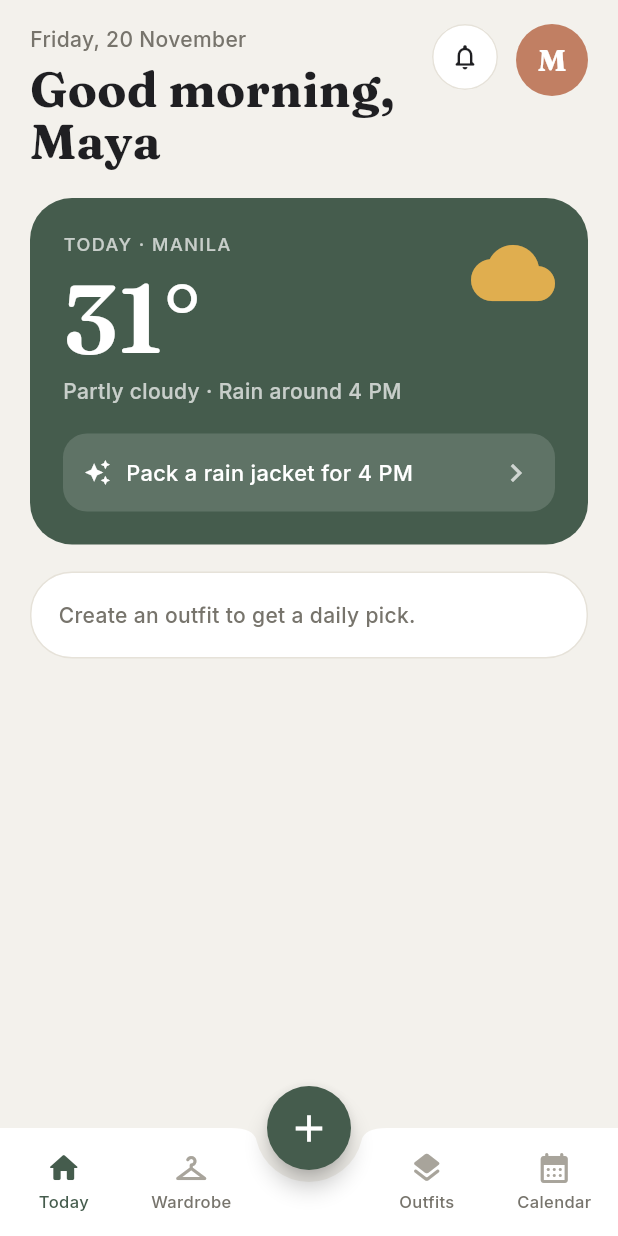
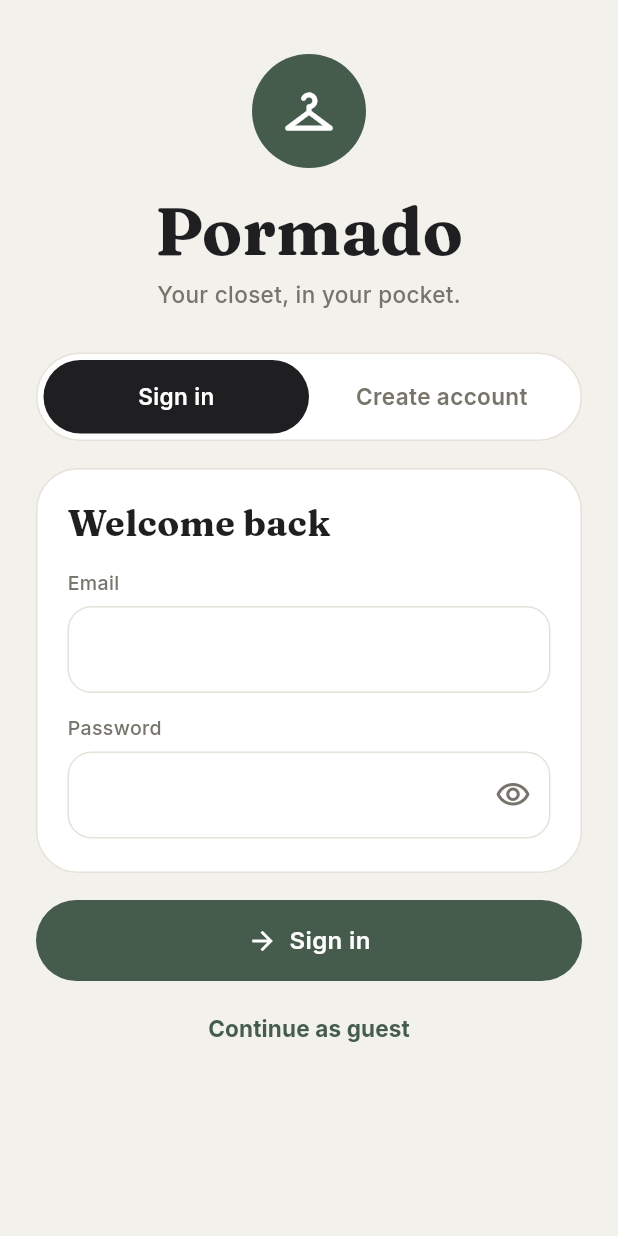
Before and after one commit to jmatthew0/Pormado, a Flutter app: the screen it shows after launch, on a phone screen of 412 x 824 dp. Run offline on Flutter 3.47's test engine with Material 3 defaults, Android fonts, the phone set to English and light mode, and no system bars; our stand-ins replace google_fonts, image_picker, shared_preferences.

Commit message:
Add login: sign in, create account and guest mode

```diff
--- /dev/null
+++ b/lib/auth.dart
@@ -0,0 +1,97 @@
+import 'dart:convert';
+import 'dart:math';
+import 'package:crypto/crypto.dart';
+import 'package:flutter/foundation.dart';
+import 'package:shared_preferences/shared_preferences.dart';
+
+/// Simple on-device account (name, email, salted password hash).
+/// It lives on this phone only. Swap for Firebase/Supabase when you add a backend.
+class Auth extends ChangeNotifier {
+  bool loaded = false;
+  bool signedIn = false;
+  bool guest = false;
+  String name = '';
+  String email = '';
+  SharedPreferences? _p;
+
+  String get displayName => guest
+      ? 'Guest'
+      : (name.trim().isEmpty ? 'there' : name.trim().split(' ').first);
+  String get initial =>
+      displayName.isEmpty ? '?' : displayName[0].toUpperCase();
+
+  Future<void> load() async {
+    _p = await SharedPreferences.getInstance();
+    signedIn = _p!.getBool('session') ?? false;
+    guest = _p!.getBool('guest') ?? false;
+    name = _p!.getString('acct_name') ?? '';
+    email = _p!.getString('acct_email') ?? '';
+    loaded = true;
+    notifyListeners();
+  }
+
+  String _hash(String salt, String pw) =>
+      sha256.convert(utf8.encode('$salt:$pw')).toString();
+
+  Future<String?> signUp(String name, String email, String pw) async {
+    name = name.trim();
+    email = email.trim().toLowerCase();
+    if (name.isEmpty) return 'Please enter your name';
+    if (!RegExp(r'^[^@\s]+@[^@\s]+\.[^@\s]+$').hasMatch(email))
+      return 'Enter a valid email address';
+    if (pw.length < 6) return 'Password must be at least 6 characters';
+    if ((_p!.getString('acct_email') ?? '').isNotEmpty) {
+      return 'An account already exists on this phone. Sign in instead.';
+    }
+    final rnd = Random.secure();
+    final salt =
+        base64Url.encode(List<int>.generate(16, (_) => rnd.nextInt(256)));
+    await _p!.setString('acct_name', name);
+    await _p!.setString('acct_email', email);
+    await _p!.setString('acct_salt', salt);
+    await _p!.setString('acct_hash', _hash(salt, pw));
+    await _startSession(guest: false);
+    return null;
+  }
+
+  Future<String?> signIn(String email, String pw) async {
+    email = email.trim().toLowerCase();
+    final saved = _p!.getString('acct_email');
+    if (saved == null || saved.isEmpty)
+      return 'No account on this phone yet. Create one first.';
+    final salt = _p!.getString('acct_salt') ?? '';
+    if (saved != email || _hash(salt, pw) != _p!.getString('acct_hash'))
+      return 'Incorrect email or password';
+    await _startSession(guest: false);
+    return null;
+  }
+
+  Future<void> continueAsGuest() => _startSession(guest: true);
+
+  Future<void> _startSession({required bool guest}) async {
+    this.guest = guest;
+    signedIn = true;
+    name = _p!.getString('acct_name') ?? '';
+    email = _p!.getString('acct_email') ?? '';
+    await _p!.setBool('session', true);
+    await _p!.setBool('guest', guest);
+    notifyListeners();
+  }
+
+  Future<void> signOut() async {
+    signedIn = false;
+    guest = false;
+    await _p!.setBool('session', false);
+    await _p!.setBool('guest', false);
+    notifyListeners();
+  }
+
+  Future<void> deleteAccount() async {
+    for (final k in ['acct_name', 'acct_email', 'acct_salt', 'acct_hash']) {
+      await _p!.remove(k);
+    }
+    name = '';
+    email = '';
+    await signOut();
+  }
+}
--- a/lib/main.dart
+++ b/lib/main.dart
@@ -8,12 +8,17 @@ import 'screens/outfits_screen.dart';
 import 'screens/wardrobe_screen.dart';
 import 'state.dart';
 import 'ui.dart';
+import 'auth.dart';
+import 'screens/auth_screen.dart';
 
 void main() {
   WidgetsFlutterBinding.ensureInitialized();
   runApp(
-    ChangeNotifierProvider(
-      create: (_) => AppState()..init(),
+    MultiProvider(
+      providers: [
+        ChangeNotifierProvider(create: (_) => AppState()),
+        ChangeNotifierProvider(create: (_) => Auth()..load()),
+      ],
       child: const PormadoApp(),
     ),
   );
@@ -34,8 +39,52 @@ class PormadoApp extends StatelessWidget {
         textTheme: GoogleFonts.interTextTheme(),
         splashFactory: InkRipple.splashFactory,
       ),
-      home: const Shell(),
+      home: const Gate(),
     );
+  }
+}
+
+class Gate extends StatefulWidget {
+  const Gate({super.key});
+  @override
+  State<Gate> createState() => _GateState();
+}
+
+class _GateState extends State<Gate> with WidgetsBindingObserver {
+  bool _started = false;
+
+  @override
+  void initState() {
+    super.initState();
+    WidgetsBinding.instance.addObserver(this);
+  }
+
+  @override
+  void dispose() {
+    WidgetsBinding.instance.removeObserver(this);
+    super.dispose();
+  }
+
+  @override
+  void didChangeAppLifecycleState(AppLifecycleState state) {
+    if (state == AppLifecycleState.resumed && _started)
+      context.read<AppState>().onResume();
+  }
+
+  @override
+  Widget build(BuildContext context) {
+    final a = context.watch<Auth>();
+    if (!a.loaded) {
+      return const Scaffold(
+          body: Center(child: CircularProgressIndicator(color: C.green)));
+    }
+    if (!a.signedIn) return const AuthScreen();
+    if (!_started) {
+      _started = true;
+      WidgetsBinding.instance
+          .addPostFrameCallback((_) => context.read<AppState>().init());
+    }
+    return const Shell();
   }
 }
 
@@ -53,11 +102,15 @@ class Shell extends StatelessWidget {
           return Expanded(
             child: InkWell(
               onTap: () => s.tab.value = idx,
-              child: Column(mainAxisAlignment: MainAxisAlignment.center, children: [
-                Icon(icon, size: 24, color: on ? C.green : const Color(0xFFA8A49B)),
-                const SizedBox(height: 3),
-                Text(label, style: sans(11, color: on ? C.green : C.muted)),
-              ]),
+              child: Column(
+                  mainAxisAlignment: MainAxisAlignment.center,
+                  children: [
+                    Icon(icon,
+                        size: 24,
+                        color: on ? C.green : const Color(0xFFA8A49B)),
+                    const SizedBox(height: 3),
+                    Text(label, style: sans(11, color: on ? C.green : C.muted)),
+                  ]),
             ),
           );
         }
@@ -69,12 +122,14 @@ class Shell extends StatelessWidget {
             OutfitsScreen(),
             CalendarScreen(),
           ]),
-          floatingActionButtonLocation: FloatingActionButtonLocation.centerDocked,
+          floatingActionButtonLocation:
+              FloatingActionButtonLocation.centerDocked,
           floatingActionButton: FloatingActionButton(
             backgroundColor: C.green,
             foregroundColor: Colors.white,
             shape: const CircleBorder(),
-            onPressed: () => Navigator.push(context, MaterialPageRoute(builder: (_) => const AddItemScreen())),
+            onPressed: () => Navigator.push(context,
+                MaterialPageRoute(builder: (_) => const AddItemScreen())),
             child: const Icon(Icons.add, size: 30),
           ),
           bottomNavigationBar: BottomAppBar(
--- /dev/null
+++ b/lib/screens/auth_screen.dart
@@ -0,0 +1,160 @@
+import 'package:flutter/material.dart';
+import 'package:provider/provider.dart';
+import '../auth.dart';
+import '../ui.dart';
+
+class AuthScreen extends StatefulWidget {
+  const AuthScreen({super.key});
+  @override
+  State<AuthScreen> createState() => _AuthScreenState();
+}
+
+class _AuthScreenState extends State<AuthScreen> {
+  bool signup = false;
+  bool busy = false;
+  bool hide = true;
+  String? error;
+  final nameC = TextEditingController();
+  final emailC = TextEditingController();
+  final passC = TextEditingController();
+
+  @override
+  void dispose() {
+    nameC.dispose();
+    emailC.dispose();
+    passC.dispose();
+    super.dispose();
+  }
+
+  Future<void> _submit() async {
+    setState(() {
+      busy = true;
+      error = null;
+    });
+    final a = context.read<Auth>();
+    final err = signup
+        ? await a.signUp(nameC.text, emailC.text, passC.text)
+        : await a.signIn(emailC.text, passC.text);
+    if (!mounted) return;
+    setState(() {
+      busy = false;
+      error = err;
+    });
+  }
+
+  @override
+  Widget build(BuildContext context) {
+    return Scaffold(
+      body: SafeArea(
+        child: ListView(
+            padding: const EdgeInsets.fromLTRB(24, 36, 24, 32),
+            children: [
+              Center(
+                child: Container(
+                  width: 76,
+                  height: 76,
+                  decoration: const BoxDecoration(
+                      color: C.green, shape: BoxShape.circle),
+                  child: const Icon(Icons.checkroom_rounded,
+                      color: Colors.white, size: 38),
+                ),
+              ),
+              const SizedBox(height: 18),
+              Center(child: Text('Pormado', style: serif(44))),
+              const SizedBox(height: 8),
+              Center(
+                  child: Text('Your closet, in your pocket.',
+                      style: sans(15, color: C.muted))),
+              const SizedBox(height: 28),
+              Container(
+                padding: const EdgeInsets.all(4),
+                decoration: BoxDecoration(
+                    color: Colors.white,
+                    borderRadius: BorderRadius.circular(30),
+                    border: Border.all(color: C.line)),
+                child: Row(children: [
+                  for (final e in ['Sign in', 'Create account'].asMap().entries)
+                    Expanded(
+                      child: GestureDetector(
+                        onTap: () => setState(() {
+                          signup = e.key == 1;
+                          error = null;
+                        }),
+                        child: AnimatedContainer(
+                          duration: const Duration(milliseconds: 180),
+                          padding: const EdgeInsets.symmetric(vertical: 14),
+                          decoration: BoxDecoration(
+                              color: (signup ? 1 : 0) == e.key
+                                  ? C.ink
+                                  : Colors.transparent,
+                              borderRadius: BorderRadius.circular(26)),
+                          alignment: Alignment.center,
+                          child: Text(e.value,
+                              style: sans(15,
+                                  color: (signup ? 1 : 0) == e.key
+                                      ? Colors.white
+                                      : C.muted,
+                                  w: FontWeight.w600)),
+                        ),
+                      ),
+                    ),
+                ]),
+              ),
+              const SizedBox(height: 18),
+              Panel(
+                radius: 28,
+                padding: const EdgeInsets.fromLTRB(20, 22, 20, 8),
+                child: Column(
+                    crossAxisAlignment: CrossAxisAlignment.start,
+                    children: [
+                      Text(signup ? 'Create your wardrobe' : 'Welcome back',
+                          style: serif(24)),
+                      const SizedBox(height: 18),
+                      if (signup) AppField(label: 'Name', controller: nameC),
+                      AppField(
+                          label: 'Email',
+                          controller: emailC,
+                          type: TextInputType.emailAddress),
+                      AppField(
+                        label: 'Password',
+                        controller: passC,
+                        obscure: hide,
+                        onSubmitted: busy ? null : _submit,
+                        suffix: IconButton(
+                          icon: Icon(
+                              hide
+                                  ? Icons.visibility_outlined
+                                  : Icons.visibility_off_outlined,
+                              color: C.muted),
+                          onPressed: () => setState(() => hide = !hide),
+                        ),
+                      ),
+                      if (error != null)
+                        Padding(
+                          padding: const EdgeInsets.only(bottom: 14),
+                          child: Text(error!,
+                              style: sans(13.5,
+                                  color: C.terracotta, w: FontWeight.w600)),
+                        ),
+                    ]),
+              ),
+              const SizedBox(height: 18),
+              Btn(
+                  busy
+                      ? 'Please wait…'
+                      : (signup ? 'Create account' : 'Sign in'),
+                  icon: Icons.arrow_forward,
+                  onTap: busy ? null : _submit),
+              const SizedBox(height: 8),
+              Center(
+                child: TextButton(
+                  onPressed: () => context.read<Auth>().continueAsGuest(),
+                  child: Text('Continue as guest',
+                      style: sans(15, color: C.green, w: FontWeight.w700)),
+                ),
+              ),
+            ]),
+      ),
+    );
+  }
+}
--- a/lib/ui.dart
+++ b/lib/ui.dart
@@ -409,3 +409,48 @@ Future<ClothingItem?> pickItem(BuildContext context,
     ),
   );
 }
+
+class AppField extends StatelessWidget {
+  const AppField({
+    super.key,
+    required this.label,
+    required this.controller,
+    this.type,
+    this.obscure = false,
+    this.suffix,
+    this.onSubmitted,
+  });
+  final String label;
+  final TextEditingController controller;
+  final TextInputType? type;
+  final bool obscure;
+  final Widget? suffix;
+  final VoidCallback? onSubmitted;
+
+  @override
+  Widget build(BuildContext context) => Padding(
+        padding: const EdgeInsets.only(bottom: 14),
+        child: Column(crossAxisAlignment: CrossAxisAlignment.start, children: [
+          Text(label, style: sans(13, color: C.muted)),
+          const SizedBox(height: 6),
+          Container(
+            decoration: BoxDecoration(
+                color: Colors.white,
+                borderRadius: BorderRadius.circular(16),
+                border: Border.all(color: C.line)),
+            child: TextField(
+              controller: controller,
+              keyboardType: type,
+              obscureText: obscure,
+              autocorrect: false,
+              style: sans(16),
+              onSubmitted: onSubmitted == null ? null : (_) => onSubmitted!(),
+              decoration: InputDecoration(
+                  border: InputBorder.none,
+                  suffixIcon: suffix,
+                  contentPadding: const EdgeInsets.all(16)),
+            ),
+          ),
+        ]),
+      );
+}
--- a/pubspec.yaml
+++ b/pubspec.yaml
@@ -14,6 +14,8 @@ dependencies:
   http: ^1.2.2
   image_picker: ^1.1.2
   intl: '>=0.19.0 <0.21.0'
+    shared_preferences: ^2.3.0
+  crypto: ^3.0.5
 
 dev_dependencies:
   flutter_test:
```
